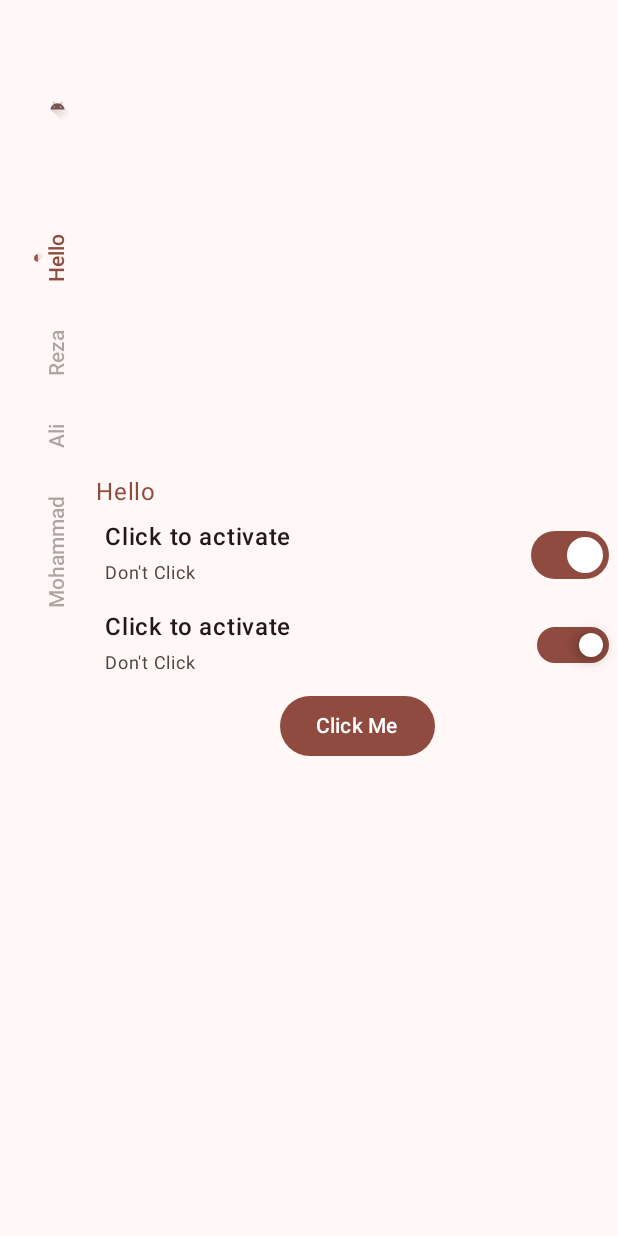
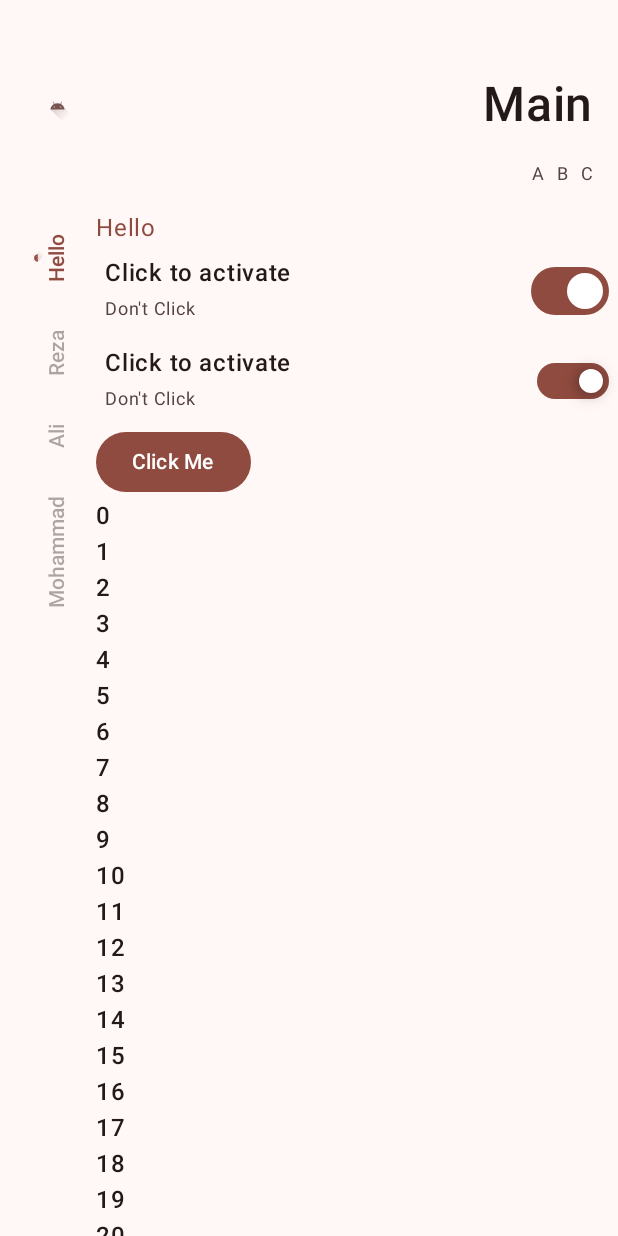
Before and after one commit to IamRezaMousavi/Banafsh, an Android app built with Jetpack Compose: the screen it shows after launch (MainActivity), on a phone screen of 412 x 824 dp. Run offline under Robolectric (Android 15) with nearby library versions, the phone set to English and light mode, and no system bars.

Commit message:
add header component and dist obj

```diff
--- a/app/src/main/java/app/banafsh/android/MainActivity.kt
+++ b/app/src/main/java/app/banafsh/android/MainActivity.kt
@@ -14,6 +14,7 @@ import androidx.compose.foundation.layout.Row
 import androidx.compose.foundation.layout.WindowInsets
 import androidx.compose.foundation.layout.WindowInsetsSides
 import androidx.compose.foundation.layout.add
+import androidx.compose.foundation.layout.asPaddingValues
 import androidx.compose.foundation.layout.fillMaxSize
 import androidx.compose.foundation.layout.fillMaxWidth
 import androidx.compose.foundation.layout.ime
@@ -21,6 +22,8 @@ import androidx.compose.foundation.layout.isImeVisible
 import androidx.compose.foundation.layout.only
 import androidx.compose.foundation.layout.padding
 import androidx.compose.foundation.layout.systemBars
+import androidx.compose.foundation.lazy.LazyColumn
+import androidx.compose.foundation.lazy.rememberLazyListState
 import androidx.compose.material3.Button
 import androidx.compose.material3.MaterialTheme
 import androidx.compose.material3.Switch
@@ -39,6 +42,7 @@ import androidx.compose.ui.text.font.FontWeight
 import androidx.compose.ui.text.style.TextAlign
 import androidx.compose.ui.unit.dp
 import androidx.compose.ui.unit.sp
+import app.banafsh.android.ui.component.Header
 import app.banafsh.android.ui.component.Scaffold
 import app.banafsh.android.ui.component.Switch2
 import app.banafsh.android.ui.theme.BanafshTheme
@@ -91,14 +95,46 @@ class MainActivity : ComponentActivity() {
                             item(3, "Mohammad", R.drawable.ic_launcher_foreground)
                         }
                     ) {
+                        val lazyListState = rememberLazyListState()
+                        LazyColumn(
+                            state = lazyListState,
+                            contentPadding = LocalPlayerAwareWindowInsets.current
+                                .only(WindowInsetsSides.Vertical + WindowInsetsSides.End)
+                                .asPaddingValues()
+                        ) {
+                            item(
+                                key = "header",
+                                contentType = 0
+                            ) {
+                                Header(
+                                    titleContent = {
+                                        Text(
+                                            "Main",
+                                            fontSize = 32.sp,
+                                            fontWeight = FontWeight.Medium,
+                                            color = MaterialTheme.colorScheme.onSurface
+                                        )
+                                    },
+                                    actionsContent = {
+                                        Text(
+                                            "A",
+                                            fontSize = 12.sp,
+                                            color = MaterialTheme.colorScheme.onSurfaceVariant
+                                        )
+                                        Text(
+                                            "B",
+                                            fontSize = 12.sp,
+                                            color = MaterialTheme.colorScheme.onSurfaceVariant
+                                        )
+                                        Text(
+                                            "C",
+                                            fontSize = 12.sp,
+                                            color = MaterialTheme.colorScheme.onSurfaceVariant
+                                        )
+                                    }
+                                )
+
                                 var text by remember { mutableStateOf("Hello") }
-
-                        Column(
-                            verticalArrangement = Arrangement.Center,
-                            horizontalAlignment = Alignment.CenterHorizontally,
-                            modifier = Modifier
-                                .fillMaxSize()
-                        ) {
                                 var checked by remember { mutableStateOf(true) }
 
                                 Box(
@@ -179,6 +215,16 @@ class MainActivity : ComponentActivity() {
                                 ) {
                                     Text("Click Me")
                                 }
+
+                            }
+                            items(150, { it.toString() }) {
+                                Text(
+                                    it.toString(),
+                                    fontWeight = FontWeight.SemiBold,
+                                    color = MaterialTheme.colorScheme.onSurface
+                                )
+                            }
+
                         }
                     }
                 }
--- /dev/null
+++ b/app/src/main/java/app/banafsh/android/ui/component/Header.kt
@@ -0,0 +1,39 @@
+package app.banafsh.android.ui.component
+
+import androidx.compose.foundation.layout.Arrangement
+import androidx.compose.foundation.layout.Box
+import androidx.compose.foundation.layout.Row
+import androidx.compose.foundation.layout.RowScope
+import androidx.compose.foundation.layout.fillMaxWidth
+import androidx.compose.foundation.layout.height
+import androidx.compose.foundation.layout.heightIn
+import androidx.compose.foundation.layout.padding
+import androidx.compose.runtime.Composable
+import androidx.compose.ui.Alignment
+import androidx.compose.ui.Modifier
+import androidx.compose.ui.unit.dp
+import app.banafsh.android.ui.theme.Dimensions
+
+@Composable
+fun Header(
+    titleContent: @Composable () -> Unit,
+    actionsContent: @Composable RowScope.() -> Unit,
+    modifier: Modifier = Modifier
+) = Box(
+    contentAlignment = Alignment.CenterEnd,
+    modifier = modifier
+        .padding(horizontal = 16.dp)
+        .height(Dimensions.items.headerHeight)
+        .fillMaxWidth()
+) {
+    titleContent()
+
+    Row(
+        verticalAlignment = Alignment.CenterVertically,
+        horizontalArrangement = Arrangement.spacedBy(8.dp),
+        modifier = Modifier
+            .align(Alignment.BottomEnd)
+            .heightIn(min = 48.dp),
+        content = actionsContent
+    )
+}
--- a/app/src/main/java/app/banafsh/android/ui/component/NavigationRail.kt
+++ b/app/src/main/java/app/banafsh/android/ui/component/NavigationRail.kt
@@ -36,6 +36,7 @@ import androidx.compose.ui.text.font.FontWeight
 import androidx.compose.ui.text.style.TextAlign
 import androidx.compose.ui.unit.dp
 import app.banafsh.android.LocalPlayerAwareWindowInsets
+import app.banafsh.android.ui.theme.Dimensions
 
 @Composable
 inline fun NavigationRail(
@@ -61,7 +62,7 @@ inline fun NavigationRail(
             contentAlignment = Alignment.TopCenter,
             modifier = Modifier
                 .size(
-                    width = 64.dp,
+                    width = Dimensions.navigationRail.width,
                     height = 140.dp
                 )
         ) {
@@ -71,7 +72,7 @@ inline fun NavigationRail(
                 colorFilter = ColorFilter.tint(MaterialTheme.colorScheme.secondary),
                 modifier = Modifier
                     .offset(
-                        x = 6.dp,
+                        x = Dimensions.navigationRail.iconOffset,
                         y = 48.dp
                     )
                     .clip(CircleShape)
--- /dev/null
+++ b/app/src/main/java/app/banafsh/android/ui/theme/Dimensions.kt
@@ -0,0 +1,46 @@
+package app.banafsh.android.ui.theme
+
+import androidx.compose.runtime.Composable
+import androidx.compose.ui.platform.LocalConfiguration
+import androidx.compose.ui.unit.dp
+
+object Dimensions {
+    object Thumbnails {
+        val album = 108.dp
+        val artist = 92.dp
+        val song = 54.dp
+        val playlist = album
+
+        val player = Player
+
+        object Player {
+            val song
+                @Composable get() = with(LocalConfiguration.current) {
+                    minOf(screenHeightDp, screenWidthDp)
+                }.dp
+        }
+    }
+
+    val thumbnails = Thumbnails
+
+    object Items {
+        val moodHeight = 64.dp
+        val headerHeight = 140.dp
+        val collapsedPlayerHeight = 64.dp
+
+        val verticalPadding = 8.dp
+        val horizontalPadding = 16.dp
+
+        val gap = 4.dp
+    }
+
+    val items = Items
+
+    object NavigationRail {
+        val width = 64.dp
+        val widthLandscape = 128.dp
+        val iconOffset = 6.dp
+    }
+
+    val navigationRail = NavigationRail
+}
--- a/settings.gradle.kts
+++ b/settings.gradle.kts
@@ -1,7 +1,6 @@
 @file:Suppress("UnstableApiUsage")
 
 include(":material-color-utilities")
-
 
 enableFeaturePreview("TYPESAFE_PROJECT_ACCESSORS")
 
```
Also changed, not shown: build.gradle.kts (line endings or trailing spaces). Lines whose indentation alone changed are shown as unchanged.
